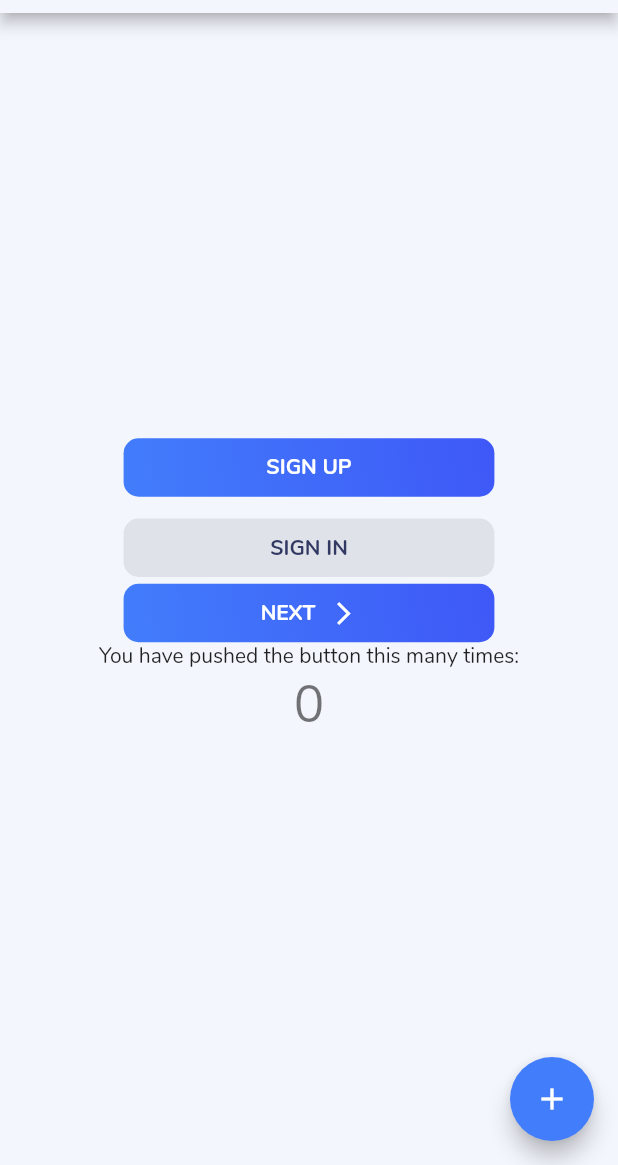
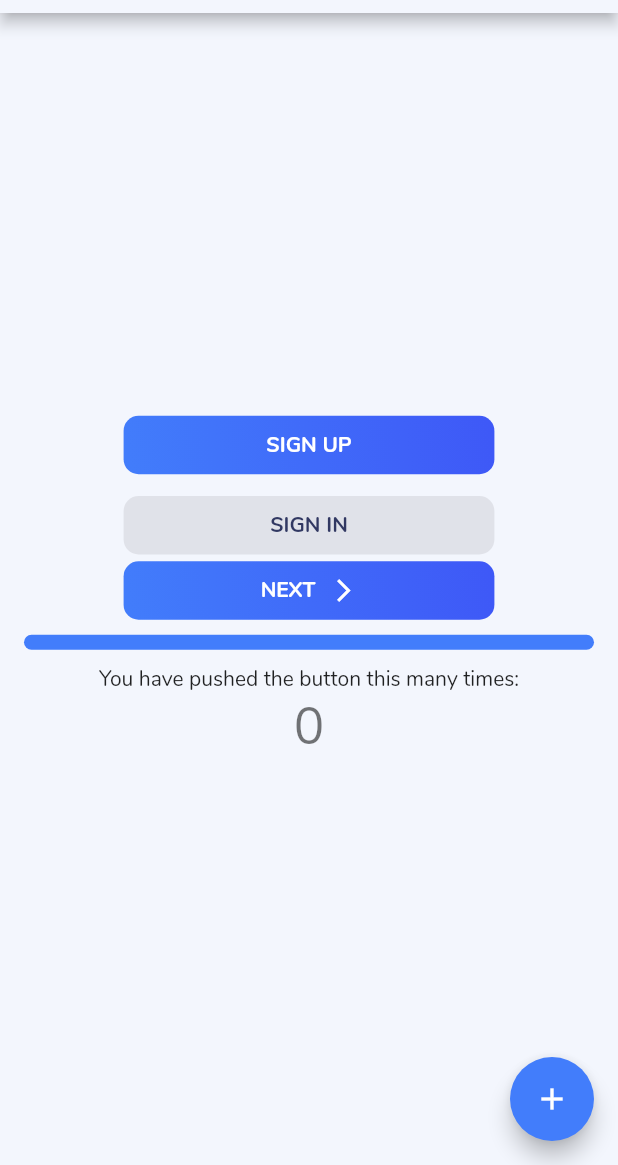
Before and after one commit to abuanwar072/Colbd_Flutter_App, a Flutter app: the screen it shows after launch, on a phone screen of 412 x 824 dp, the part 71-1236 px from its top. Run offline on Flutter 3.47's test engine with Material 2 defaults, Android fonts, the phone set to English and light mode, and no system bars.

Commit message:
sizinginfo added

```diff
--- /dev/null
+++ b/lib/enums/device_screen_type.dart
@@ -0,0 +1,5 @@
+enum DeviceScreenType {
+  Mobile,
+  Tablet,
+  Desktop,
+}
--- a/lib/main.dart
+++ b/lib/main.dart
@@ -1,4 +1,6 @@
 import 'package:colbd_app/constant.dart';
+import 'package:colbd_app/ui/sizing_information.dart';
+import 'package:colbd_app/ui/ui_utils.dart';
 import 'package:colbd_app/widgets/buttons.dart';
 import 'package:flutter/material.dart';
 
@@ -41,7 +43,9 @@ class _MyHomePageState extends State<MyHomePage> {
       appBar: AppBar(
         title: Text(widget.title),
       ),
-      body: Center(
+      body: Padding(
+        padding: const EdgeInsets.all(16.0),
+        child: Center(
           child: Column(
             mainAxisAlignment: MainAxisAlignment.center,
             children: <Widget>[
@@ -56,7 +60,17 @@ class _MyHomePageState extends State<MyHomePage> {
                 press: () {},
                 text: "Sign In",
               ),
-            GradientIconButton(press: () {}, text: "Next"),
+              GradientIconButton(
+                press: () {},
+                text: "Next",
+              ),
+              SizedBox(
+                height: 10,
+              ),
+              ProgressIndicator(),
+              SizedBox(
+                height: 10,
+              ),
               Text(
                 'You have pushed the button this many times:',
               ),
@@ -67,6 +81,7 @@ class _MyHomePageState extends State<MyHomePage> {
             ],
           ),
         ),
+      ),
       floatingActionButton: FloatingActionButton(
         onPressed: _incrementCounter,
         tooltip: 'Increment',
@@ -75,3 +90,29 @@ class _MyHomePageState extends State<MyHomePage> {
     );
   }
 }
+
+class ProgressIndicator extends StatelessWidget {
+  final double done;
+
+  const ProgressIndicator({Key key, this.done = 1.0}) : super(key: key);
+  @override
+  Widget build(BuildContext context) {
+    var mediaQuery = MediaQuery.of(context);
+    return LayoutBuilder(
+      builder: (context, boxSizing) {
+        var sizingInformation = SizingInformation(
+          orientation: mediaQuery.orientation,
+          deviceType: getDeviceType(mediaQuery),
+          screenSize: mediaQuery.size,
+          localWidgetSize: Size(boxSizing.maxWidth, boxSizing.maxHeight),
+        );
+        return Container(
+          height: 10,
+          width: sizingInformation.localWidgetSize.width * done,
+          decoration: BoxDecoration(
+              borderRadius: BorderRadius.circular(10), color: kBlueColor),
+        );
+      },
+    );
+  }
+}
--- /dev/null
+++ b/lib/ui/base_widget.dart
@@ -0,0 +1,13 @@
+import 'package:colbd_app/ui/sizing_information.dart';
+import 'package:flutter/material.dart';
+
+class BaseWidget extends StatelessWidget {
+  final Widget Function(
+      BuildContext context, SizingInformation sizingInformation) builder;
+  const BaseWidget({Key key, this.builder}) : super(key: key);
+  @override
+  Widget build(BuildContext context) {
+    var sizingInformation = SizingInformation();
+    return builder(context, sizingInformation);
+  }
+}
--- /dev/null
+++ b/lib/ui/sizing_information.dart
@@ -0,0 +1,19 @@
+import 'package:colbd_app/enums/device_screen_type.dart';
+import 'package:flutter/material.dart';
+
+class SizingInformation {
+  final Orientation orientation;
+  final DeviceScreenType deviceType;
+  final Size screenSize;
+  final Size localWidgetSize;
+  SizingInformation({
+    this.orientation,
+    this.deviceType,
+    this.screenSize,
+    this.localWidgetSize,
+  });
+  @override
+  String toString() {
+    return 'Orientation:$orientation DeviceType:$deviceType ScreenSize:$screenSize LocalWidgetSize:$localWidgetSize';
+  }
+}
--- /dev/null
+++ b/lib/ui/ui_utils.dart
@@ -0,0 +1,19 @@
+import 'package:colbd_app/enums/device_screen_type.dart';
+import 'package:flutter/widgets.dart';
+
+DeviceScreenType getDeviceType(MediaQueryData mediaQuery) {
+  var orientation = mediaQuery.orientation;
+  double deviceWidth = 0;
+  if (orientation == Orientation.landscape) {
+    deviceWidth = mediaQuery.size.height;
+  } else {
+    deviceWidth = mediaQuery.size.width;
+  }
+  if (deviceWidth > 950) {
+    return DeviceScreenType.Desktop;
+  }
+  if (deviceWidth > 600) {
+    return DeviceScreenType.Tablet;
+  }
+  return DeviceScreenType.Mobile;
+}
```
Lines whose indentation alone changed are shown as unchanged.
